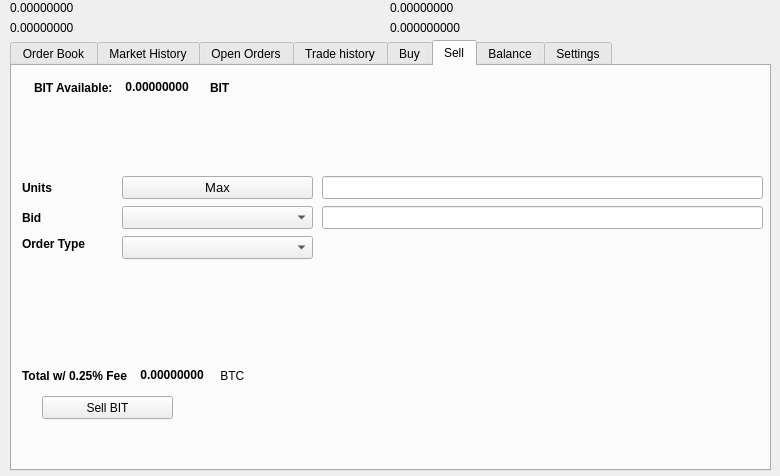
The window that src/qt/forms/tradingdialog.ui (eenglish34/E-BlockMail) describes before a commit, drawn with Qt 5.
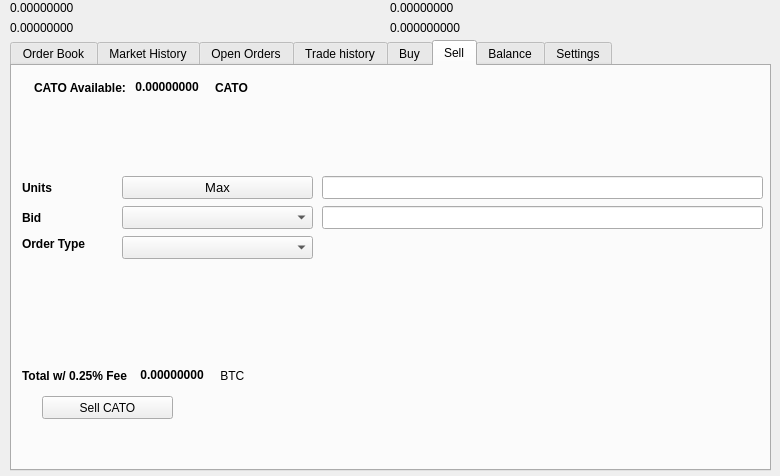
The same window after the commit. The open tabs and pages were chosen to show the change. Icons and pictures are not drawn.

Diff of the .ui file:
```diff
--- a/src/qt/forms/tradingdialog.ui
+++ b/src/qt/forms/tradingdialog.ui
@@ -1751,7 +1751,7 @@
       </rect>
      </property>
      <property name="text">
-      <string>Sell BIT</string>
+      <string>Sell CATO</string>
      </property>
      <property name="icon">
       <iconset resource="../eblockmail">
@@ -1777,7 +1777,7 @@
          </font>
         </property>
         <property name="text">
-         <string>BIT Available:</string>
+         <string>CATO Available:</string>
         </property>
        </widget>
       </item>
@@ -2221,7 +2221,7 @@
          </font>
         </property>
         <property name="text">
-         <string>BIT</string>
+         <string>CATO</string>
         </property>
        </widget>
       </item>
```
Left out of the diff: 38 changed lines with no effect on the pictures.
